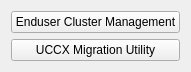
Old version of the form mainwindow.ui in the repository xXTheAwesomerXx/XIPE.
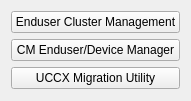
New version of the form.

Commit message: Added UI for UCM Enduser/Device Manager

Diff of the .ui file:
```diff
--- a/mainwindow.ui
+++ b/mainwindow.ui
@@ -7,7 +7,7 @@
     <x>0</x>
     <y>0</y>
     <width>169</width>
-    <height>72</height>
+    <height>101</height>
    </rect>
   </property>
   <property name="windowTitle">
@@ -27,6 +27,13 @@
         </property>
        </widget>
       </item>
+      <item>
+       <widget class="QPushButton" name="btnEnduserDeviceMngr">
+        <property name="text">
+         <string>CM Enduser/Device Manager</string>
+        </property>
+       </widget>
+      </item>
       <item>
        <widget class="QPushButton" name="btnUCCXMigration">
         <property name="statusTip">
```
The commit also changes 10 other files.
